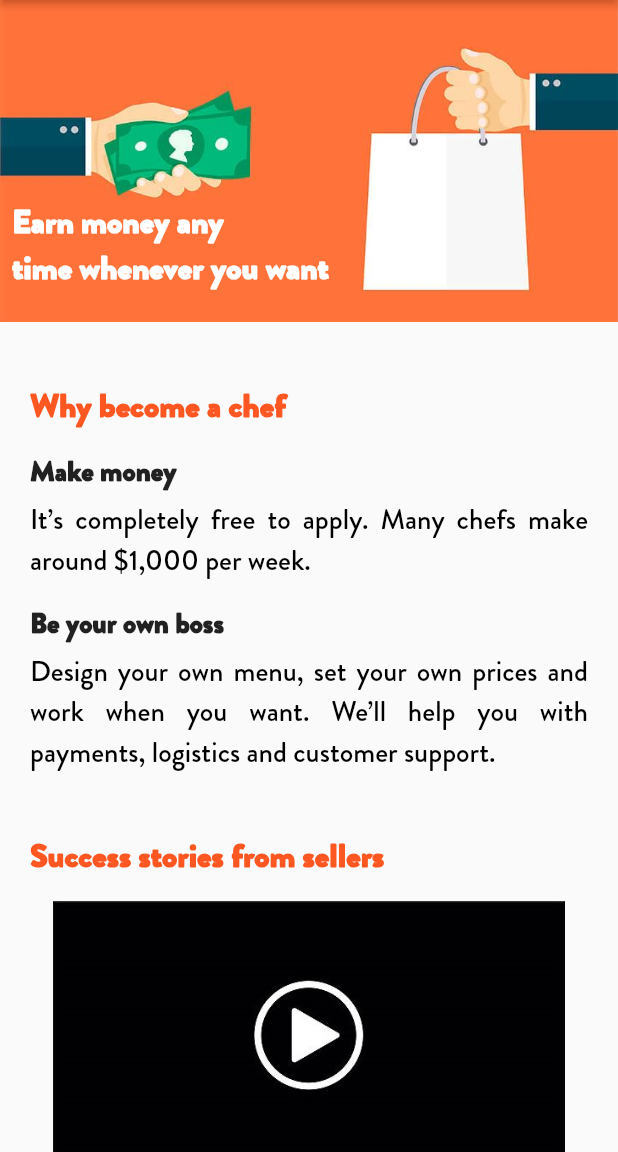
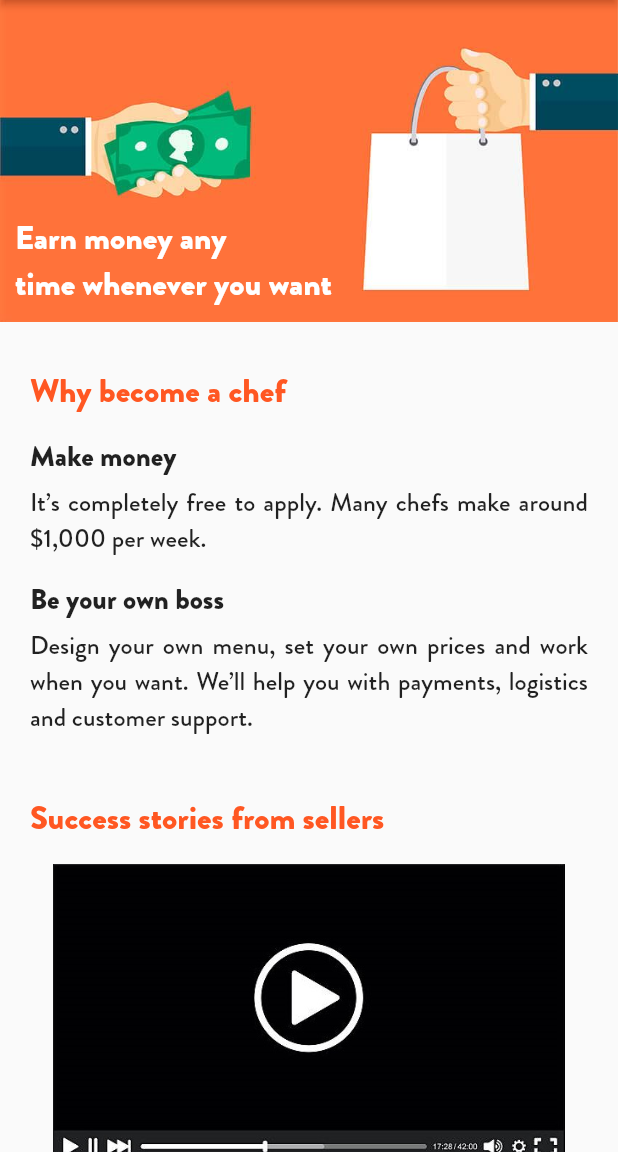
Before and after one commit to Fsaberi140/shef, a Flutter app: the BecomeChefScreen screen opened by its route, on a phone screen of 412 x 824 dp, the part 84-1236 px from its top. Run offline on Flutter 3.47's test engine with Material 2 defaults, Android fonts, the phone set to English and light mode, and no system bars; our stand-ins replace accordion, dropdown_button2, video_player; generated files the repository leaves out were written again.

Commit message:
create change

```diff
--- a/lib/main.dart
+++ b/lib/main.dart
@@ -99,9 +99,10 @@
         textTheme: const TextTheme(
           headline6: TextStyle(
             fontFamily: defaultFontFamily,
-            fontWeight: FontWeight.bold,
+            fontWeight: FontWeight.w600,
             color: fourTextColor,
             fontSize: 22,
+
           ),
           headline4: TextStyle(
             fontFamily: defaultFontFamily,
--- a/lib/pages/becomeChef.dart
+++ b/lib/pages/becomeChef.dart
@@ -11,8 +11,10 @@
   @override
   State<BecomeChefScreen> createState() => _BecomeChefScreenState();
 }
+
 class _BecomeChefScreenState extends State<BecomeChefScreen> {
   final GlobalKey<ScaffoldState> _key = GlobalKey();
+
   @override
   Widget build(BuildContext context) {
     final ThemeData themeData = Theme.of(context);
@@ -38,7 +40,7 @@
               Column(crossAxisAlignment: CrossAxisAlignment.start, children: [
             _Image$text(themeData: themeData),
             Padding(
-              padding: const EdgeInsets.fromLTRB(20, 40, 20, 10),
+              padding: const EdgeInsets.fromLTRB(20, 30, 20, 10),
               child: Column(
                   crossAxisAlignment: CrossAxisAlignment.start,
                   children: [
@@ -48,17 +50,13 @@
                         color: themeData.primaryColor,
                       ),
                     ),
-                    const SizedBox(
-                      height: 15
-                    ),
+                    const SizedBox(height: 15),
                     Text(
                       AppLocalizations.of(context)!.make,
-                      style: themeData.textTheme.bodyText1!.copyWith(
-                          color: Colors.black87, fontWeight: FontWeight.bold),
+                      style: themeData.textTheme.subtitle1!.copyWith(
+                           fontWeight: FontWeight.w600),
                     ),
-                    const SizedBox(
-                      height: 5
-                    ),
+                    const SizedBox(height: 5),
                     Column(
                       mainAxisSize: MainAxisSize.max,
                       children: <Widget>[
@@ -66,22 +64,17 @@
                           AppLocalizations.of(context)!.it,
                           textAlign: TextAlign.justify,
                           textDirection: TextDirection.ltr,
-                          style: themeData.textTheme.subtitle1!
-                              .apply(color: Colors.black),
+                          style: themeData.textTheme.bodyText2,
                         ),
                       ],
                     ),
-                    const SizedBox(
-                      height: 15
-                    ),
+                    const SizedBox(height: 15),
                     Text(
                       AppLocalizations.of(context)!.be,
-                      style: themeData.textTheme.bodyText1!.copyWith(
-                          color: Colors.black87, fontWeight: FontWeight.bold),
+                      style: themeData.textTheme.subtitle1!.copyWith(
+                          fontWeight: FontWeight.w600),
                     ),
-                    const SizedBox(
-                      height: 5
-                    ),
+                    const SizedBox(height: 5),
                     Column(
                       mainAxisSize: MainAxisSize.max,
                       children: <Widget>[
@@ -89,23 +82,18 @@
                           AppLocalizations.of(context)!.design,
                           textAlign: TextAlign.justify,
                           textDirection: TextDirection.ltr,
-                          style: themeData.textTheme.subtitle1!
-                              .apply(color: Colors.black),
+                          style: themeData.textTheme.bodyText2,
                         ),
                       ],
                     ),
-                    const SizedBox(
-                      height: 40
-                    ),
+                    const SizedBox(height: 40),
                     Text(
                       AppLocalizations.of(context)!.success,
                       style: themeData.textTheme.headline6!.apply(
                         color: themeData.primaryColor,
                       ),
                     ),
-                    const SizedBox(
-                      height: 15
-                    ),
+                    const SizedBox(height: 15),
                     // Container(
                     //   width: MediaQuery.of(context).size.width,
                     //   height: 360,
@@ -157,9 +145,9 @@
                       AppLocalizations.of(context)!.approved,
                       textAlign: TextAlign.justify,
                       textDirection: TextDirection.ltr,
-                      style: themeData.textTheme.bodyText1!.copyWith(
-                        color: Colors.black87,
-                        fontWeight: FontWeight.bold,
+                      style: themeData.textTheme.subtitle1!.copyWith(
+
+                        fontWeight: FontWeight.w600,
                       ),
                     ),
                     const SizedBox(
@@ -169,7 +157,7 @@
                       mainAxisSize: MainAxisSize.max,
                       children: <Widget>[
                         Text(
-                          AppLocalizations.of(context)!.submit,
+                          AppLocalizations.of(context)!.sample,
                           style: themeData.textTheme.subtitle1!
                               .apply(color: Colors.black),
                         ),
@@ -191,9 +179,9 @@
                       AppLocalizations.of(context)!.pick,
                       textAlign: TextAlign.justify,
                       textDirection: TextDirection.ltr,
-                      style: themeData.textTheme.bodyText1!.copyWith(
-                        color: Colors.black87,
-                        fontWeight: FontWeight.bold,
+                      style: themeData.textTheme.subtitle1!.copyWith(
+
+                        fontWeight: FontWeight.w600,
                       ),
                     ),
                     const SizedBox(
@@ -204,8 +192,7 @@
                       children: <Widget>[
                         Text(
                           AppLocalizations.of(context)!.choose,
-                          style: themeData.textTheme.subtitle1!
-                              .apply(color: Colors.black),
+                          style: themeData.textTheme.bodyText2,
                         ),
                       ],
                     ),
@@ -223,9 +210,9 @@
                     ),
                     Text(
                       AppLocalizations.of(context)!.prepare,
-                      style: themeData.textTheme.bodyText1!.copyWith(
-                        color: Colors.black87,
-                        fontWeight: FontWeight.bold,
+                      style: themeData.textTheme.subtitle1!.copyWith(
+
+                        fontWeight: FontWeight.w600,
                       ),
                     ),
                     const SizedBox(
@@ -238,8 +225,7 @@
                           AppLocalizations.of(context)!.can,
                           textAlign: TextAlign.justify,
                           textDirection: TextDirection.ltr,
-                          style: themeData.textTheme.subtitle1!
-                              .apply(color: Colors.black),
+                          style: themeData.textTheme.bodyText2,
                         ),
                       ],
                     ),
@@ -257,9 +243,8 @@
                     ),
                     Text(
                       AppLocalizations.of(context)!.cool,
-                      style: themeData.textTheme.bodyText1!.copyWith(
-                        color: Colors.black87,
-                        fontWeight: FontWeight.bold,
+                      style: themeData.textTheme.subtitle1!.copyWith(
+                        fontWeight: FontWeight.w600,
                       ),
                     ),
                     const SizedBox(
@@ -272,8 +257,7 @@
                           AppLocalizations.of(context)!.once,
                           textAlign: TextAlign.justify,
                           textDirection: TextDirection.ltr,
-                          style: themeData.textTheme.subtitle1!
-                              .apply(color: Colors.black),
+                          style: themeData.textTheme.bodyText2,
                         ),
                       ],
                     ),
@@ -291,9 +275,8 @@
                     ),
                     Text(
                       AppLocalizations.of(context)!.serve,
-                      style: themeData.textTheme.bodyText1!.copyWith(
-                        color: Colors.black87,
-                        fontWeight: FontWeight.bold,
+                      style: themeData.textTheme.subtitle1!.copyWith(
+                        fontWeight: FontWeight.w600,
                       ),
                     ),
                     const SizedBox(
@@ -306,8 +289,7 @@
                           AppLocalizations.of(context)!.we,
                           textAlign: TextAlign.justify,
                           textDirection: TextDirection.ltr,
-                          style: themeData.textTheme.subtitle1!
-                              .apply(color: Colors.black),
+                          style: themeData.textTheme.bodyText2,
                         ),
                       ],
                     ),
@@ -317,12 +299,11 @@
                     Center(
                       child: ElevatedButton(
                         child: Text(AppLocalizations.of(context)!.started,
-                              style: themeData.textTheme.headline6!
-                                  .copyWith(fontWeight: FontWeight.w500)),
-                          onPressed: () { Navigator.pushNamed(context, "/chef");
+                            style: themeData.textTheme.headline6),
+                        onPressed: () {
+                          Navigator.pushNamed(context, "/chef");
                         },
-                            style:
-                            ButtonStyle(
+                        style: ButtonStyle(
                           minimumSize: MaterialStateProperty.all(
                             const Size(200, 45),
                           ),
@@ -337,16 +318,12 @@
                     const SizedBox(
                       height: 60,
                     ),
-
                     Text(
                       AppLocalizations.of(context)!.frequently,
                       style: themeData.textTheme.headline6!.apply(
                         color: themeData.primaryColor,
                       ),
                     ),
-                    // const SizedBox(
-                    //   height: 5,
-                    // ),
 
                     Accordion(
                       maxOpenSections: 2,
@@ -359,12 +336,8 @@
                       children: [
                         AccordionSection(
                           isOpen: false,
-                          header: Text(
-                            AppLocalizations.of(context)!.does,
-                            style: themeData.textTheme.subtitle1!.copyWith(
-                              fontSize: 20,
-                            ),
-                          ),
+                          header: Text(AppLocalizations.of(context)!.does,
+                              style: themeData.textTheme.bodyText2),
                           content: Column(
                             crossAxisAlignment: CrossAxisAlignment.start,
                             children: [
@@ -379,11 +352,8 @@
                         ),
                         AccordionSection(
                           isOpen: false,
-                          header: Text(
-                            AppLocalizations.of(context)!.paid,
-                            style: themeData.textTheme.subtitle1!
-                                .copyWith(fontSize: 20),
-                          ),
+                          header: Text(AppLocalizations.of(context)!.paid,
+                              style: themeData.textTheme.bodyText2),
                           content: Column(
                             crossAxisAlignment: CrossAxisAlignment.start,
                             children: [
@@ -400,11 +370,8 @@
                         ),
                         AccordionSection(
                           isOpen: false,
-                          header: Text(
-                            AppLocalizations.of(context)!.what,
-                            style: themeData.textTheme.subtitle1!
-                                .copyWith(fontSize: 20),
-                          ),
+                          header: Text(AppLocalizations.of(context)!.what,
+                              style: themeData.textTheme.bodyText2),
                           content: Column(
                             crossAxisAlignment: CrossAxisAlignment.start,
                             children: [
@@ -420,11 +387,8 @@
                         ),
                         AccordionSection(
                           isOpen: false,
-                          header: Text(
-                            AppLocalizations.of(context)!.cooking,
-                            style: themeData.textTheme.subtitle1!
-                                .copyWith(fontSize: 20),
-                          ),
+                          header: Text(AppLocalizations.of(context)!.cooking,
+                              style: themeData.textTheme.bodyText2),
                           content: Column(
                             crossAxisAlignment: CrossAxisAlignment.start,
                             children: [
@@ -472,8 +436,7 @@
         onPressed: () => {
               Navigator.pushNamed(context, "/cart"),
             },
-            icon: const Icon(Icons.shopping_cart,
-                color: Colors.black, size: 26));
+        icon: const Icon(Icons.shopping_cart, color: Colors.black, size: 26));
   }
 
   IconButton appBarIcon1(BuildContext context) {
@@ -523,18 +486,15 @@
         Image.asset(
           'assets/img/foods/41.jpg',
           width: MediaQuery.of(context).size.width,
-
-
         ),
         Positioned(
-          top: 132,
-          left: 8,
+          bottom: 10,
+          left: 10,
           child: Text(
             AppLocalizations.of(context)!.earn,
             style: themeData.textTheme.headline6!.copyWith(
                 color: themeData.colorScheme.onPrimary,
-              fontSize: 22,
-            ),
+                fontWeight: FontWeight.w600),
           ),
         ),
       ],
--- a/lib/pages/startScreen.dart
+++ b/lib/pages/startScreen.dart
@@ -48,7 +48,7 @@
                 ],
               ),
             ),
-            _bottomBar(themeData: themeData)
+            _BottomBar(themeData: themeData)
           ]),
         ),
       ),
@@ -63,7 +63,7 @@
   Widget _button(BuildContext context, ThemeData themeData) {
     return ElevatedButton(
       child: Text(AppLocalizations.of(context)!.signUp,
-          style: themeData.textTheme.headline6),
+          style: themeData.textTheme.headline6!.copyWith(fontWeight: FontWeight.w500)),
       onPressed: () {
         Navigator.pushNamed(context, "/signup");
       },
@@ -83,7 +83,7 @@
     return Text(
       AppLocalizations.of(context)!.doYou,
       style: themeData.textTheme.headline6!
-          .copyWith(color: Colors.black, fontWeight: FontWeight.w400),
+          .copyWith(color: Colors.black,fontSize: 21, fontWeight: FontWeight.w400),
       textAlign: TextAlign.center,
     );
   }
@@ -99,6 +99,7 @@
         borderRadius: BorderRadius.circular(5),
         child: Image.asset(
           'assets/img/foods/23.jpg',
+
           width: 250,
           height: 250,
         ),
@@ -127,12 +128,13 @@
         boxShadow: [
           BoxShadow(color: Colors.grey, offset: Offset(3, 3), blurRadius: 5)
         ],
+
       ),
       child: ClipRRect(
         child: Image.asset(
           'assets/img/foods/22.jpg',
-          width: 360,
-          height: 230,
+fit: BoxFit.cover,
+
         ),
       ),
     );
@@ -182,8 +184,8 @@
 
   Widget _textOnImage(BuildContext context, ThemeData themeData) {
     return Positioned(
-      top: 140,
-      left: 8,
+      bottom: 10,
+      left: 10,
       child: Text(
         AppLocalizations.of(context)!.delicious,
         style: themeData.textTheme.headline5!.copyWith(
@@ -236,8 +238,8 @@
 // }
 }
 
-class _bottomBar extends StatelessWidget {
-  const _bottomBar({
+class _BottomBar extends StatelessWidget {
+  const _BottomBar({
     Key? key,
     required this.themeData,
   }) : super(key: key);
```
Lines whose indentation alone changed are shown as unchanged.
